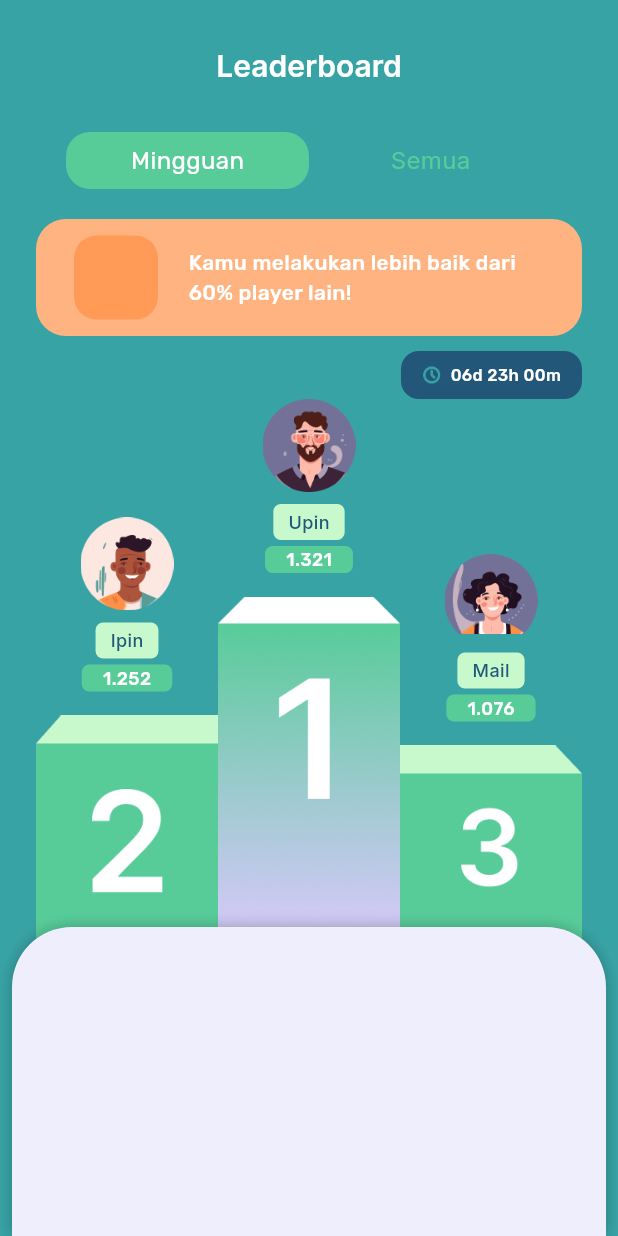
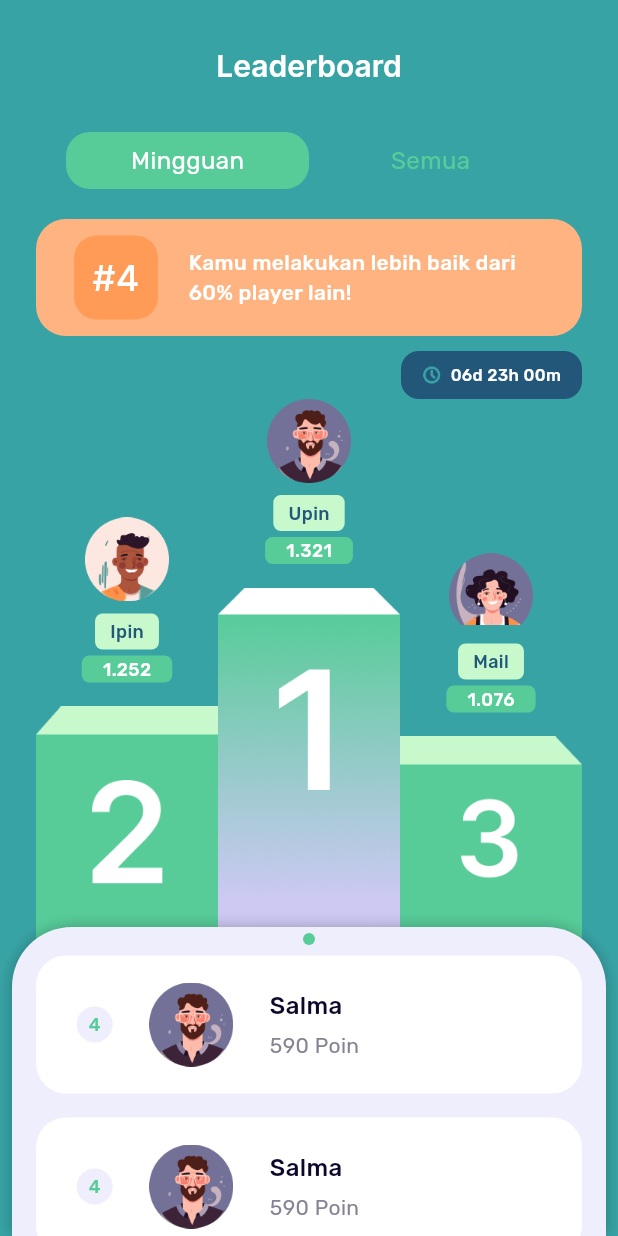
Before and after one commit to fuadadhim24/gamifiy_traceability_coffee, a Flutter app: the screen it shows after launch, on a phone screen of 412 x 824 dp. Run offline on Flutter 3.47's test engine with Material 3 defaults, Android fonts, the phone set to English and light mode, and no system bars; drawn by our look-alikes of sliding_up_panel; our stand-ins replace get, google_fonts.

Commit message:
feat: add AvatarCard at leaderboard page

```diff
--- a/lib/shared/theme.dart
+++ b/lib/shared/theme.dart
@@ -16,20 +16,26 @@ TextStyle WhiteInterTextStyle = GoogleFonts.inter(
   color: whiteBackgroundColor,
 );
 
-TextStyle WhiteRubikTextStyle = GoogleFonts.rubik(
-  color: whiteBackgroundColor,
-);
-
 TextStyle GreenInterTextStyle = GoogleFonts.inter(
   color: greenLightColor,
 );
 
-TextStyle GreenRubikTextStyle = GoogleFonts.inter(
+TextStyle WhiteRubikTextStyle = GoogleFonts.rubik(
+  color: whiteBackgroundColor,
+);
+TextStyle GreenRubikTextStyle = GoogleFonts.rubik(
   color: greenLightColor,
 );
 
-TextStyle DarkBlueRubikTextStyle = GoogleFonts.inter(
+TextStyle DarkBlueRubikTextStyle = GoogleFonts.rubik(
   color: darkBlueColor,
+);
+
+TextStyle BlackRubikTextStyle = GoogleFonts.rubik(
+  color: txtBlackColor,
+);
+TextStyle GreyRubikTextStyle = GoogleFonts.rubik(
+  color: txtGreyColor,
 );
 
 TextStyle BlackTextStyle = GoogleFonts.inter(
--- a/lib/ui/pages/leaderboard_page.dart
+++ b/lib/ui/pages/leaderboard_page.dart
@@ -1,6 +1,7 @@
 import 'package:flutter/material.dart';
 import 'package:flutter/rendering.dart';
 import 'package:gamify_traceability_coffee/shared/theme.dart';
+import 'package:gamify_traceability_coffee/ui/widgets/card.dart';
 import 'package:sliding_up_panel/sliding_up_panel.dart';
 import 'package:gamify_traceability_coffee/ui/widgets/avatar.dart';
 
@@ -56,8 +57,29 @@ class _LeaderboardPageState extends State<LeaderboardPage> {
 
   Widget buildSlidingUpPanel() {
     return Container(
-      child: Center(
-        child: Text('Sliding Up Panel'),
+      padding: EdgeInsets.symmetric(horizontal: 16, vertical: 4),
+      child: Column(
+        children: [
+          Container(
+            width: 8,
+            height: 8,
+            decoration: BoxDecoration(
+              color: greenLightColor,
+              shape: BoxShape.circle,
+            ),
+          ),
+          SizedBox(
+            height: 7,
+          ),
+          ListView.builder(
+            physics: NeverScrollableScrollPhysics(),
+            itemCount: 4,
+            shrinkWrap: true,
+            itemBuilder: (context, index) {
+              return AvatarCard();
+            },
+          ),
+        ],
       ),
     );
   }
@@ -173,6 +195,15 @@ class _LeaderboardPageState extends State<LeaderboardPage> {
                 Radius.circular(15),
               ),
             ),
+            child: Center(
+              child: Text(
+                '#4',
+                style: WhiteInterTextStyle.copyWith(
+                  fontSize: 24,
+                  fontWeight: medium,
+                ),
+              ),
+            ),
           ),
           Container(
             constraints: BoxConstraints(
@@ -265,7 +296,9 @@ class _LeaderboardPageState extends State<LeaderboardPage> {
             ),
             Container(
               height: 18,
-              padding: EdgeInsets.symmetric(horizontal: 14,),
+              padding: EdgeInsets.symmetric(
+                horizontal: 14,
+              ),
               decoration: BoxDecoration(
                 color: greenLightColor,
                 borderRadius: BorderRadius.all(Radius.circular(5)),
--- a/lib/ui/widgets/avatar.dart
+++ b/lib/ui/widgets/avatar.dart
@@ -10,8 +10,8 @@ class AvatarProfile extends StatelessWidget {
   @override
   Widget build(BuildContext context) {
     return Container(
-      width: 62,
-      height: 62,
+      width: 56,
+      height: 56,
       decoration: BoxDecoration(
         image: DecorationImage(
           image: AssetImage(getImagePath(numberAvatar)),
--- /dev/null
+++ b/lib/ui/widgets/card.dart
@@ -0,0 +1,78 @@
+import 'package:flutter/material.dart';
+import 'package:gamify_traceability_coffee/shared/theme.dart';
+import 'package:gamify_traceability_coffee/ui/widgets/avatar.dart';
+
+class AvatarCard extends StatefulWidget {
+  const AvatarCard({super.key});
+
+  @override
+  State<AvatarCard> createState() => _AvatarCardState();
+}
+
+class _AvatarCardState extends State<AvatarCard> {
+  @override
+  Widget build(BuildContext context) {
+    return Container(
+      margin: EdgeInsets.only(bottom: 16),
+      width: double.infinity,
+      height: 92,
+      padding: EdgeInsets.only(
+        top: 16,
+        left: 16,
+        bottom: 16,
+        right: MediaQuery.of(context).size.width / 3,
+      ),
+      decoration: BoxDecoration(
+        color: whiteBackgroundColor,
+        borderRadius: BorderRadius.circular(20),
+      ),
+      child: Row(
+        mainAxisAlignment: MainAxisAlignment.spaceEvenly,
+        children: [
+          Container(
+            width: 24,
+            height: 24,
+            decoration: BoxDecoration(
+              shape: BoxShape.circle,
+              color: greyBackgroundColor,
+            ),
+            child: Center(
+              child: Text(
+                '4',
+                style: GreenRubikTextStyle.copyWith(
+                  fontWeight: medium,
+                  fontSize: 12,
+                ),
+              ),
+            ),
+          ),
+          SizedBox(
+            width: 2,
+          ),
+          AvatarProfile(numberAvatar: 1),
+          SizedBox(
+            width: 2,
+          ),
+          Column(
+            mainAxisAlignment: MainAxisAlignment.center,
+            crossAxisAlignment: CrossAxisAlignment.start,
+            children: [
+              Text(
+                'Salma',
+                style: BlackRubikTextStyle.copyWith(
+                    fontWeight: medium, fontSize: 16),
+              ),
+              SizedBox(
+                height: 5,
+              ),
+              Text(
+                '590 Poin',
+                style: GreyRubikTextStyle.copyWith(fontSize: 14),
+              ),
+            ],
+          ),
+        ],
+      ),
+    );
+  }
+}
```
